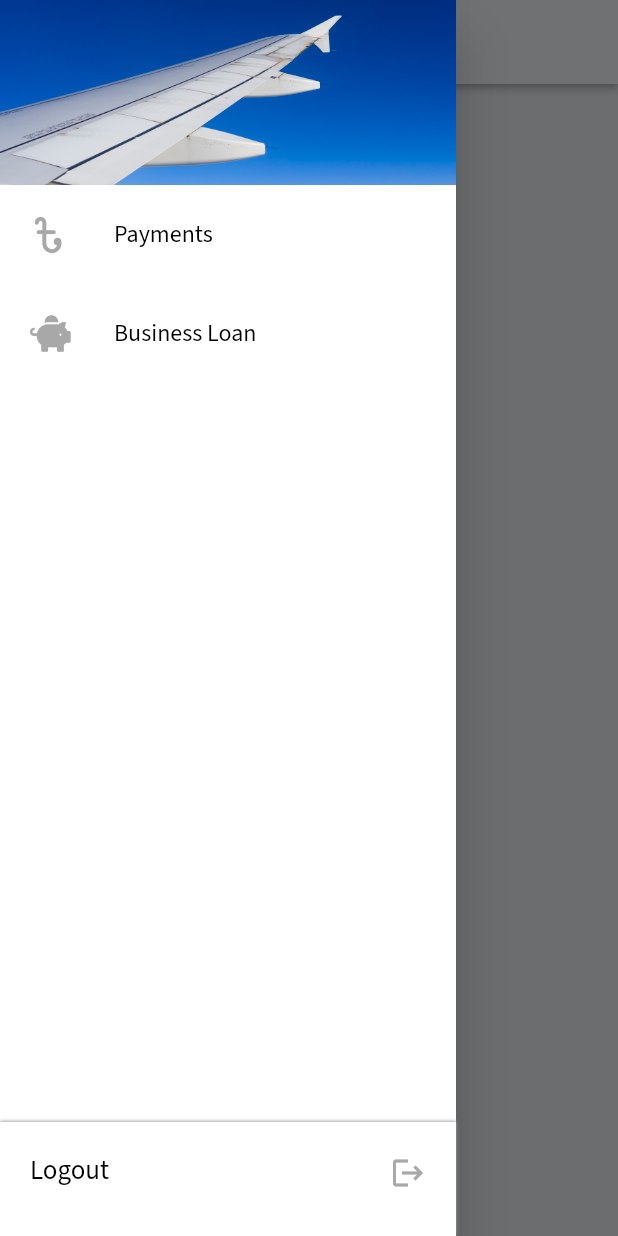
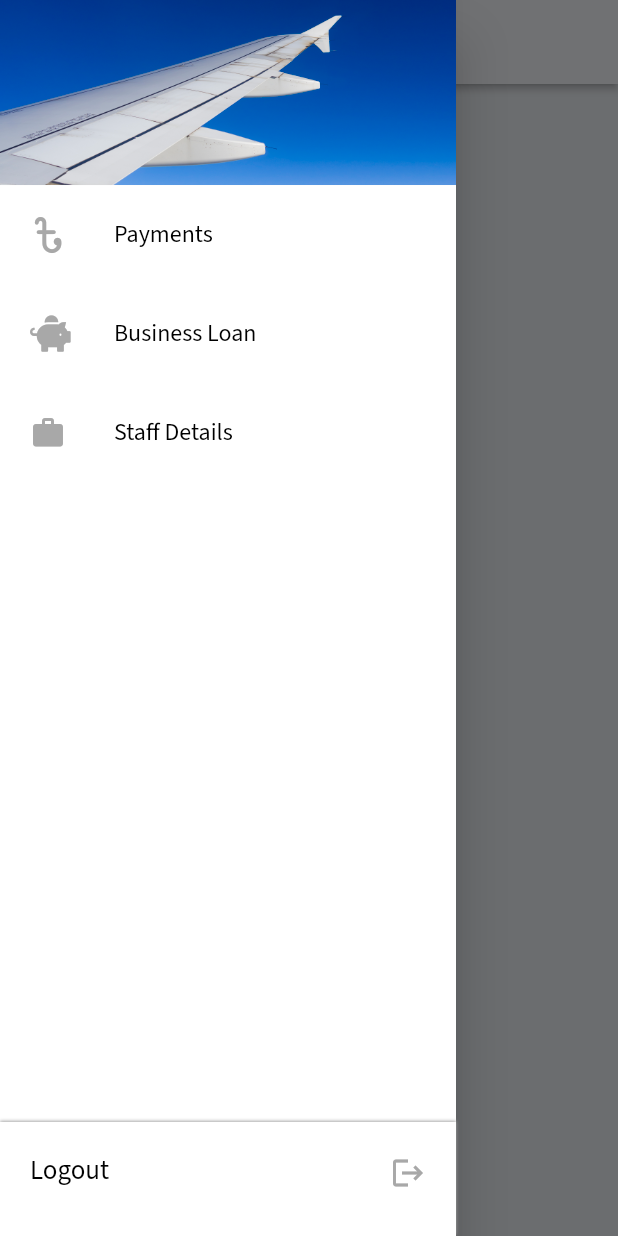
Before and after one commit to mdrashedbinkuddus/rsenterperise-admin, a Flutter app: the HomePageWidget screen opened directly, with the side drawer open, on a phone screen of 412 x 824 dp. Run offline on Flutter 3.47's test engine with Material 2 defaults, Android fonts, the phone set to English and light mode, and no system bars; our stand-ins replace auto_size_text, built_collection, built_value, cloud_firestore, easy_debounce, firebase_auth and 13 more; missing offline and left inert: json_path; accounts and stored records are empty; generated files the repository leaves out were written again; network calls fail.

Commit message:
Updating to latest FlutterFlow output.

```diff
--- a/lib/home_page/home_page_widget.dart
+++ b/lib/home_page/home_page_widget.dart
@@ -5,6 +5,7 @@ import '../flutter_flow/flutter_flow_theme.dart';
 import '../flutter_flow/flutter_flow_util.dart';
 import '../main.dart';
 import '../sign_in/sign_in_widget.dart';
+import '../staff/staff_widget.dart';
 import 'package:flutter/material.dart';
 import 'package:flutter_spinkit/flutter_spinkit.dart';
 import 'package:font_awesome_flutter/font_awesome_flutter.dart';
@@ -155,6 +156,39 @@ class _HomePageWidgetState extends State<HomePageWidget> {
                                 EdgeInsetsDirectional.fromSTEB(20, 5, 0, 5),
                           ),
                         ),
+                        InkWell(
+                          onTap: () async {
+                            await Navigator.push(
+                              context,
+                              PageTransition(
+                                type: PageTransitionType.fade,
+                                duration: Duration(milliseconds: 0),
+                                reverseDuration: Duration(milliseconds: 0),
+                                child: StaffWidget(),
+                              ),
+                            );
+                          },
+                          child: ListTile(
+                            leading: Icon(
+                              Icons.work_rounded,
+                              color: FlutterFlowTheme.of(context).lineColor,
+                              size: 24,
+                            ),
+                            title: Text(
+                              'Staff Details',
+                              style:
+                                  FlutterFlowTheme.of(context).title3.override(
+                                        fontFamily: 'Source Sans Pro',
+                                        color: Colors.black,
+                                        fontSize: 16,
+                                        fontWeight: FontWeight.normal,
+                                      ),
+                            ),
+                            dense: false,
+                            contentPadding:
+                                EdgeInsetsDirectional.fromSTEB(20, 5, 0, 5),
+                          ),
+                        ),
                       ],
                     ),
                   ),
```
